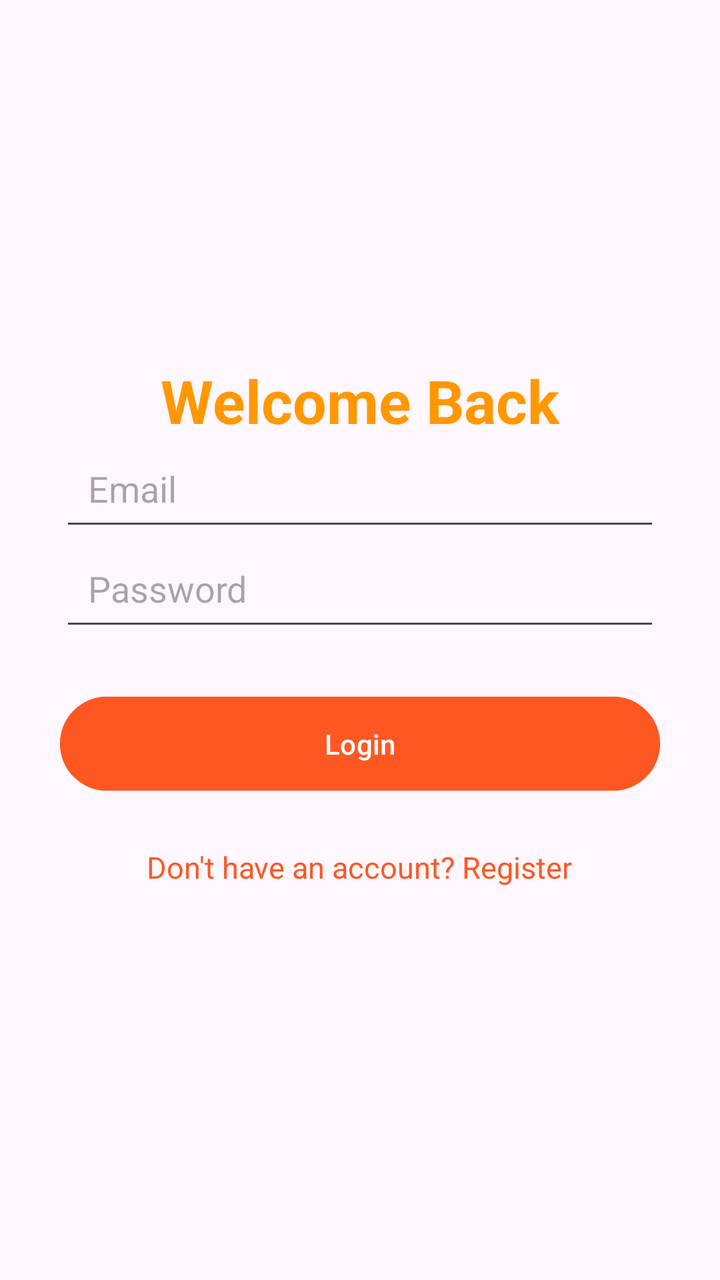
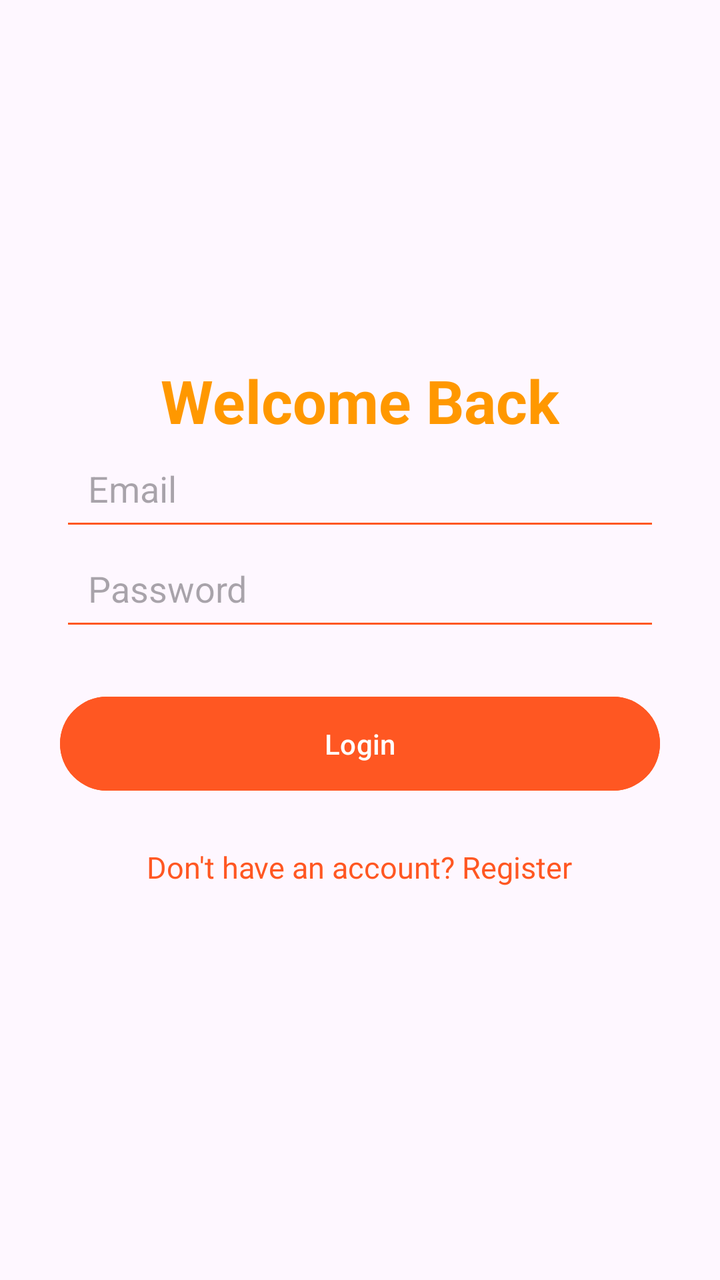

An Android layout rendered at two revisions. The XML below is the earlier revision; the diff shows what the commit changed to produce the second picture.
<!-- AndroidManifest.xml: application theme Theme.MiniProjectNoteBook -->
<!-- res/layout/fragment_login.xml -->
<?xml version="1.0" encoding="utf-8"?>
<LinearLayout xmlns:android="http://schemas.android.com/apk/res/android"
    xmlns:tools="http://schemas.android.com/tools"
    android:layout_width="match_parent"
    android:layout_height="match_parent"
    android:orientation="vertical"
    android:gravity="center"
    android:padding="30dp"

    tools:context=".ui.login.LoginFragment">

    <TextView
        android:layout_width="wrap_content"
        android:layout_height="wrap_content"
        android:textSize="30sp"
        android:textStyle="bold"
        android:textColor="#FF9800"
        android:text="Welcome Back"/>

    <EditText
        android:id="@+id/etEmail"
        android:layout_width="match_parent"
        android:layout_height="50dp"
        android:padding="14dp"
        android:inputType="textEmailAddress"
        android:hint="Email"/>
    <EditText
        android:id="@+id/etPassword"
        android:layout_width="match_parent"
        android:layout_height="50dp"
        android:padding="14dp"
        android:inputType="textPassword"
        android:hint="Password"/>
    <Button
        android:id="@+id/btnLogin"
        android:layout_width="match_parent"
        android:layout_height="55dp"
        android:text="Login"
        android:textAllCaps="false"
        android:layout_marginTop="24dp"
        android:backgroundTint="#FF5722" />
    <TextView
        android:id="@+id/tvRegister"
        android:layout_width="wrap_content"
        android:layout_height="wrap_content"
        android:text="Don't have an account? Register"
        android:textSize="15sp"
        android:textColor="#FF5722"
        android:padding="16dp"
        android:layout_marginTop="8dp" />




</LinearLayout>
<!-- resources referenced by this layout -->
<resources>
  <style name="Theme.MiniProjectNoteBook" parent="Base.Theme.MiniProjectNoteBook" />
  <style name="Base.Theme.MiniProjectNoteBook" parent="Theme.Material3.DayNight.NoActionBar">
          
          
      </style>
</resources>

<!-- the commit's change to res/layout/fragment_login.xml (unified diff, before → after) -->
@@ -22,6 +22,7 @@
         android:layout_width="match_parent"
         android:layout_height="50dp"
         android:padding="14dp"
+        android:backgroundTint="#FF5722"
         android:inputType="textEmailAddress"
         android:hint="Email"/>
     <EditText
@@ -29,6 +30,7 @@
         android:layout_width="match_parent"
         android:layout_height="50dp"
         android:padding="14dp"
+        android:backgroundTint="#FF5722"
         android:inputType="textPassword"
         android:hint="Password"/>
     <Button
